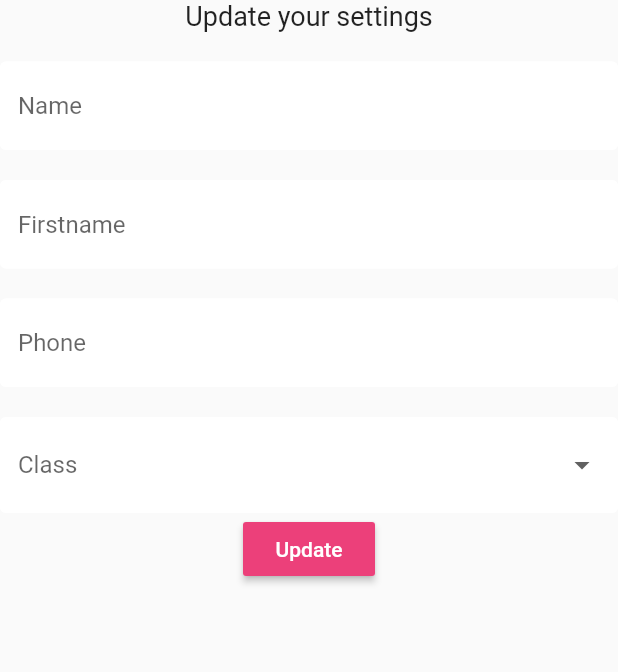
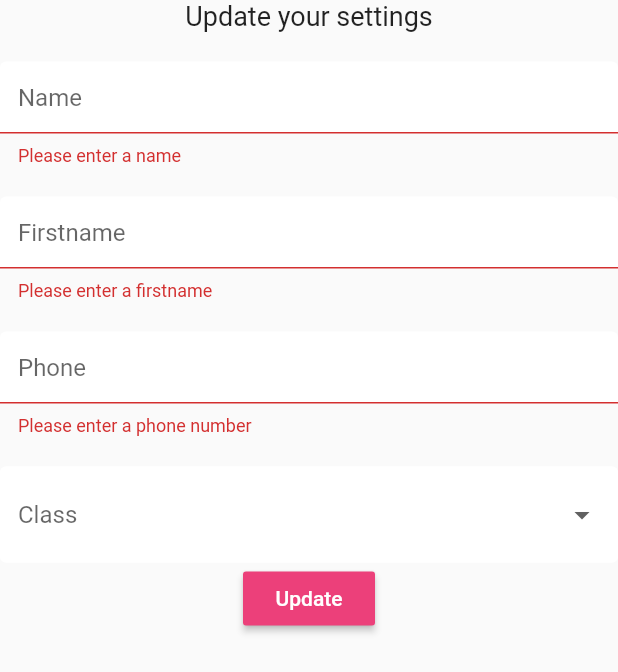
Before and after one commit to MDenis27/SmartSchool, a Flutter app: the SettingsForm widget shown alone on an empty page, opened directly, after a tap on "Update", on a phone screen of 412 x 824 dp. Shown: the top 672 px of the screen. Run offline on Flutter 3.47's test engine with Material 2 defaults, Android fonts, the phone set to English and light mode, and no system bars; our stand-ins replace cloud_firestore, firebase_auth, flutter_spinkit; accounts and stored records are empty.

Commit message:
update user info

```diff
--- a/smartschool/lib/home/message_list.dart
+++ b/smartschool/lib/home/message_list.dart
@@ -12,7 +12,7 @@ class _MessageListState extends State<MessageList> {
   @override
   Widget build(BuildContext context) {
 
-    final messages = Provider.of<List<Message>>(context);
+    final messages = Provider.of<List<Message>>(context) ?? [];
 
     return ListView.builder(
       itemCount: messages.length,
--- a/smartschool/lib/home/setting-form.dart
+++ b/smartschool/lib/home/setting-form.dart
@@ -28,7 +28,7 @@ class _SettingsFormState extends State<SettingsForm> {
   ];
 
   // form values
-  String _currentClasses;
+  String _currentClasse;
   String _currentName;
   String _currentFirstname;
   String _currentPhone;
@@ -41,7 +41,6 @@ class _SettingsFormState extends State<SettingsForm> {
         stream: DatabasesService(uid: user.uid).userData,
         builder: (context, snapshot) {
           if (snapshot.hasData) {
-
             UserData userData = snapshot.data;
 
             return Form(
@@ -86,14 +85,14 @@ class _SettingsFormState extends State<SettingsForm> {
                   // dropdown
                   DropdownButtonFormField(
                     decoration: textInputDecoration.copyWith(hintText: 'Class'),
-                    value: _currentClasses ?? userData.classe,
+                    value: _currentClasse ?? userData.classe,
                     items: classes.map((classe) {
                       return DropdownMenuItem(
                         value: classe,
                         child: Text('$classe class'),
                       );
                     }).toList(),
-                    onChanged: (val) => setState(() => _currentClasses = val),
+                    onChanged: (val) => setState(() => _currentClasse = val),
                   ),
                   RaisedButton(
                     color: Colors.pink[400],
@@ -102,10 +101,15 @@ class _SettingsFormState extends State<SettingsForm> {
                       style: TextStyle(color: Colors.white),
                     ),
                     onPressed: () async {
-                      print(_currentName);
-                      print(_currentFirstname);
-                      print(_currentClasses);
-                      print(_currentPhone);
+                      if (_formKey.currentState.validate()) {
+                        await DatabasesService(uid: user.uid).updateUserData(
+                            _currentName ?? userData.name,
+                            _currentFirstname ?? userData.firstname,
+                            _currentPhone ?? userData.phone,
+                            userData.mail,
+                            _currentClasse ?? userData.classe);
+                        Navigator.pop(context);
+                      }
                     },
                   )
                 ],
--- a/smartschool/lib/services/auth.dart
+++ b/smartschool/lib/services/auth.dart
@@ -49,7 +49,7 @@ class AuthService {
 
       // create a new document for the user with uid
       await DatabasesService(uid: user.uid)
-          .updateUserData('new', 'member', 'phone', email);
+          .updateUserData('new', 'member', 'phone', email, '0');
       return _userFromFirebaseUser(user);
     } catch (e) {
       print(e.toString());
--- a/smartschool/lib/services/database.dart
+++ b/smartschool/lib/services/database.dart
@@ -15,13 +15,13 @@ class DatabasesService {
       Firestore.instance.collection('messages');
 
   Future updateUserData(
-      String name, String firstname, String phone, String email) async {
+      String name, String firstname, String phone, String email, String classe) async {
     return await userCollection.document(uid).setData({
       'name': name,
       'firstname': firstname,
       'phone': phone,
       'email': email,
-      'classes': '0'
+      'classe': classe
     });
   }
 
--- a/smartschool/pubspec.yaml
+++ b/smartschool/pubspec.yaml
@@ -45,9 +45,8 @@ flutter:
   uses-material-design: true
 
   # To add assets to your application, add an assets section, like this:
-  # assets:
-  #   - images/a_dot_burr.jpeg
-  #   - images/a_dot_ham.jpeg
+  assets:
+    - assets/
 
   # An image asset can refer to one or more resolution-specific "variants", see
   # https://flutter.dev/assets-and-images/#resolution-aware.
```
Also changed, not shown: smartschool/lib/home/home.dart (+9 -1 lines), smartschool/assets/crayon.png (added).
